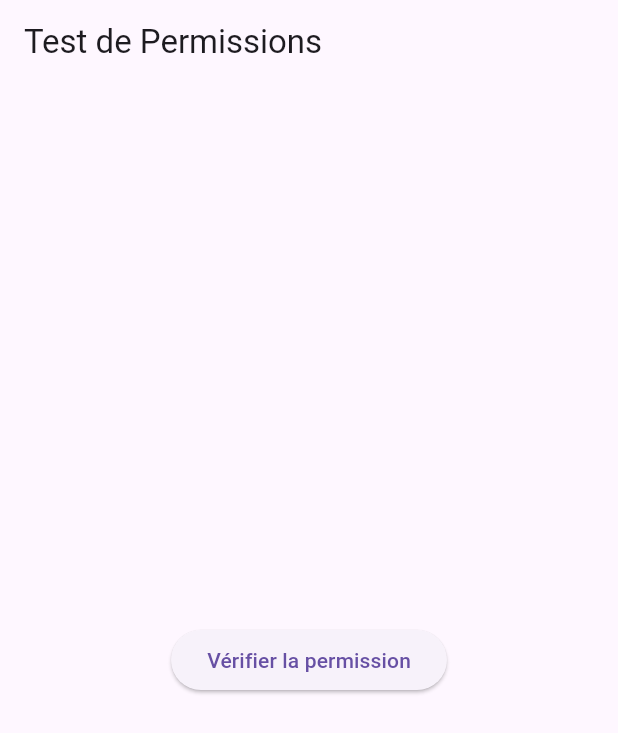
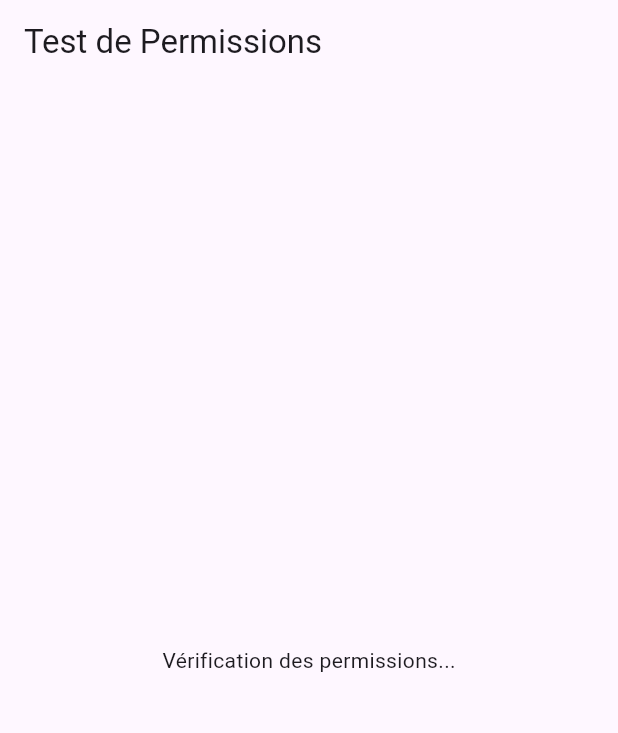
Before and after one commit to aweirdwhale/Pierre, a Flutter app: the screen it shows after launch, on a phone screen of 412 x 824 dp. Shown: the top 733 px of the screen. Run offline on Flutter 3.47's test engine with Material 3 defaults, Android fonts, the phone set to English and light mode, and no system bars; our stand-ins replace permission_handler; missing offline and left inert: your_package.

Commit message:
Permissions :thumbsup: :sparkles:

```diff
--- a/lib/main.dart
+++ b/lib/main.dart
@@ -1,104 +1,3 @@
-// import 'package:flutter/material.dart';
-// // import 'classes/mediaprovider.dart';
-// import 'package:permission_handler/permission_handler.dart';
-// import '/mediastore.dart';
-// import 'dart:io';
-
-// void main() {
-//   runApp(App());
-// }
-
-// // Permission handler (android 6+)
-// Future<void> requestPermission() async {
-//   var status = await Permission.storage.request();
-//   if (status.isGranted) {
-//     print("Permission accordée");
-//     // Crash l'app
-//   } else {
-//     print("!! Permission refusée !!");
-//   }
-// }
-
-// class App extends StatelessWidget {
-//   @override
-//   Widget build(BuildContext context) {
-//     return MaterialApp(
-//       home: ImageGallery(),
-//     );
-//   }
-// }
-
-// class ImageGallery extends StatefulWidget {
-//   @override
-//   ImageGalleryState createState() => ImageGalleryState();
-// }
-
-// class ImageGalleryState extends State<ImageGallery> {
-//   List<String> images = [];
-
-//   @override
-//   void initState() {
-//     super.initState();
-
-//     loadImages();
-//   }
-
-//   Future<void> loadImages() async {
-//     // Demande la permission et récupère les images
-//     await requestPermission();
-
-//     final imgList = await MediaStoreHelper.getAllImages();
-//     setState(() {
-//       images = imgList;
-//     });
-//   }
-
-//   @override
-//   Widget build(BuildContext context) {
-//     return Scaffold(
-//       appBar: AppBar(title: Text("Galerie d'images")),
-//       body: images.isEmpty
-//           ? Center(child: CircularProgressIndicator())
-//           : GridView.builder(
-//               gridDelegate: SliverGridDelegateWithFixedCrossAxisCount(
-//                 crossAxisCount: 3,
-//                 crossAxisSpacing: 4,
-//                 mainAxisSpacing: 4,
-//               ),
-//               itemCount: images.length,
-//               itemBuilder: (context, index) {
-//                 return Image.file(
-//                   File(images[index]),
-//                   fit: BoxFit.cover,
-//                 );
-//               },
-//             ),
-//     );
-//   }
-// }
-
-// // import 'package:flutter/material.dart';
-
-// // void main() {
-// //   runApp(TestApp());
-// // }
-
-// // class TestApp extends StatelessWidget {
-// //   @override
-// //   Widget build(BuildContext context) {
-// //     return MaterialApp(
-// //       home: Scaffold(
-// //         appBar: AppBar(
-// //           title: Text('Test App'),
-// //         ),
-// //         body: Center(
-// //           child: Text('Hello, this is a test app!'),
-// //         ),
-// //       ),
-// //     );
-// //   }
-// // }
-
 import 'package:flutter/material.dart';
 import 'package:permission_handler/permission_handler.dart';
 
@@ -121,50 +20,29 @@ class PermissionTestScreen extends StatefulWidget {
 }
 
 class PermissionTestScreenState extends State<PermissionTestScreen> {
-  String permissionStatus = "Vérification des permissions...";
+  String permStat = "Vérification des permissions...";
 
   @override
   void initState() {
     super.initState();
     // add some delay
-    Future.delayed(Duration(seconds: 1), () {
-      _checkPermission();
+    Future<void>.delayed(Duration(seconds: 1), () {
+      askPermission();
     });
   }
 
   Future<bool> askPermission() async {
     PermissionStatus mediaAccess =
-        await Permission.manageExternalStorage.request();
+        await Permission.manageExternalStorage.status;
     if (mediaAccess.isGranted) {
-      print("c'est good");
+      print("Permissions {manageExternalStorage} accordées");
+      permStat = "Accordé.";
       return true;
     } else {
-      print("c'est pas good");
+      print("Permissions {manageExternalStorage} accordées ");
+      permStat = "Refusé.";
+
       return false;
-    }
-  }
-
-  Future<void> _checkPermission() async {
-    // Vérifie d'abord si la permission est déjà accordée
-    var status = await Permission.storage.status;
-
-    if (status.isGranted) {
-      setState(() {
-        permissionStatus = "Permission accordée";
-      });
-    } else {
-      // Demande la permission
-      await Permission.storage.request();
-      status = await Permission.storage.status;
-      if (status.isGranted) {
-        setState(() {
-          permissionStatus = "Permission accordée";
-        });
-      } else {
-        setState(() {
-          permissionStatus = "!! Permission refusée !!";
-        });
-      }
     }
   }
 
@@ -176,12 +54,7 @@ class PermissionTestScreenState extends State<PermissionTestScreen> {
         child: ButtonTheme(
           minWidth: 200.0,
           height: 50.0,
-          child: ElevatedButton(
-            onPressed: () {
-              askPermission();
-            },
-            child: Text("Vérifier la permission"),
-          ),
+          child: Text(permStat),
         ),
       ),
     );
```
Also changed, not shown: 1 other file.
